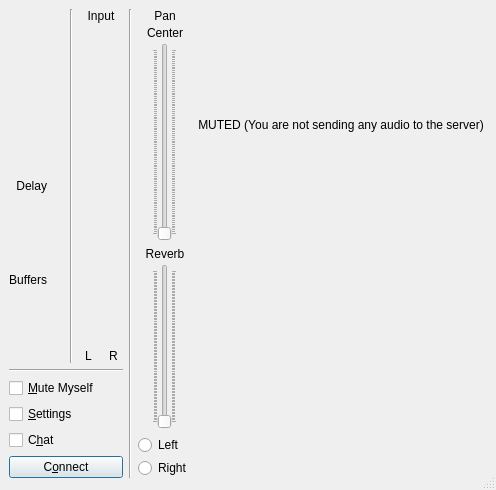
Above: src/clientdlgbase.ui from jamulussoftware/jamulus before the change. Below: the same form after it.
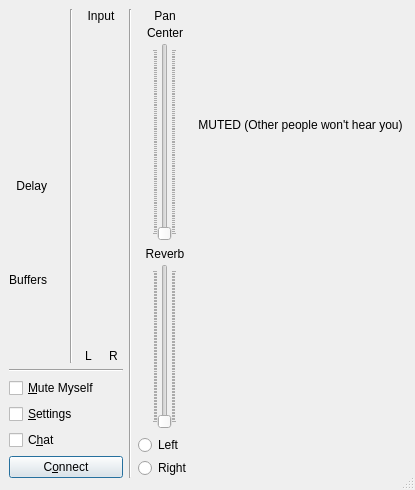
That is the form after the change. Icons and pictures are not drawn. Custom widgets are drawn as their Qt base class.

The edit to the form file:
```diff
--- a/src/clientdlgbase.ui
+++ b/src/clientdlgbase.ui
@@ -545,7 +545,7 @@
         <item>
          <widget class="QLabel" name="lblGlobalInfoLabel">
           <property name="text">
-           <string>MUTED (You are not sending any audio to the server)</string>
+           <string>MUTED (Other people won't hear you)</string>
           </property>
           <property name="alignment">
            <set>Qt::AlignCenter</set>
```
